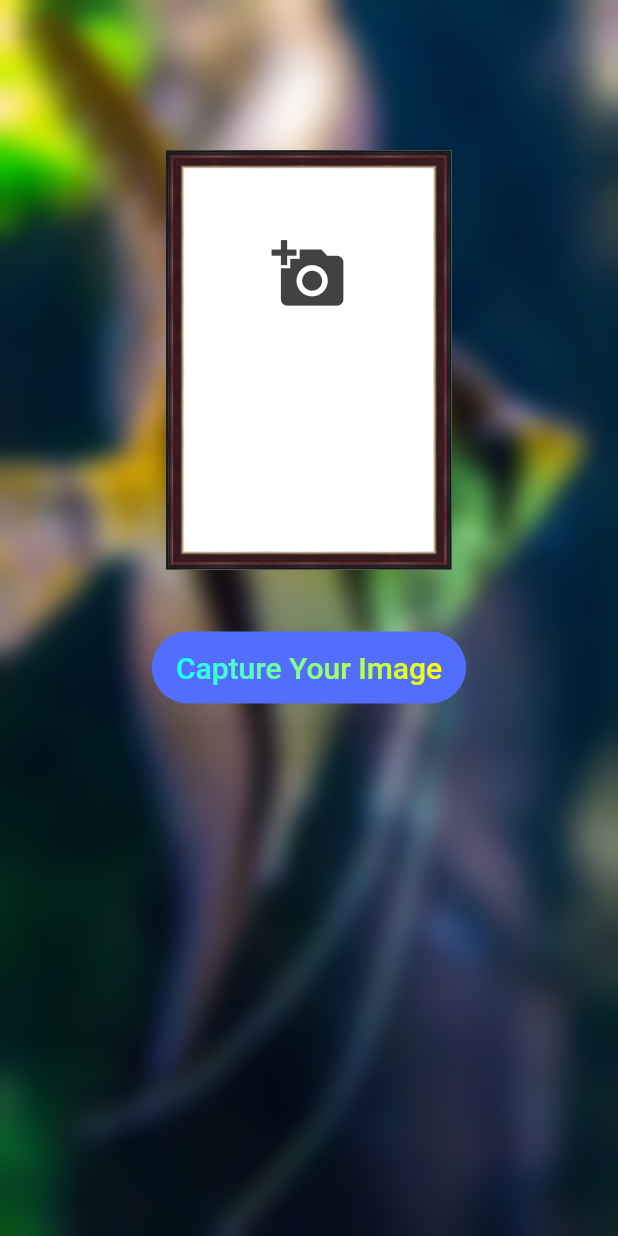
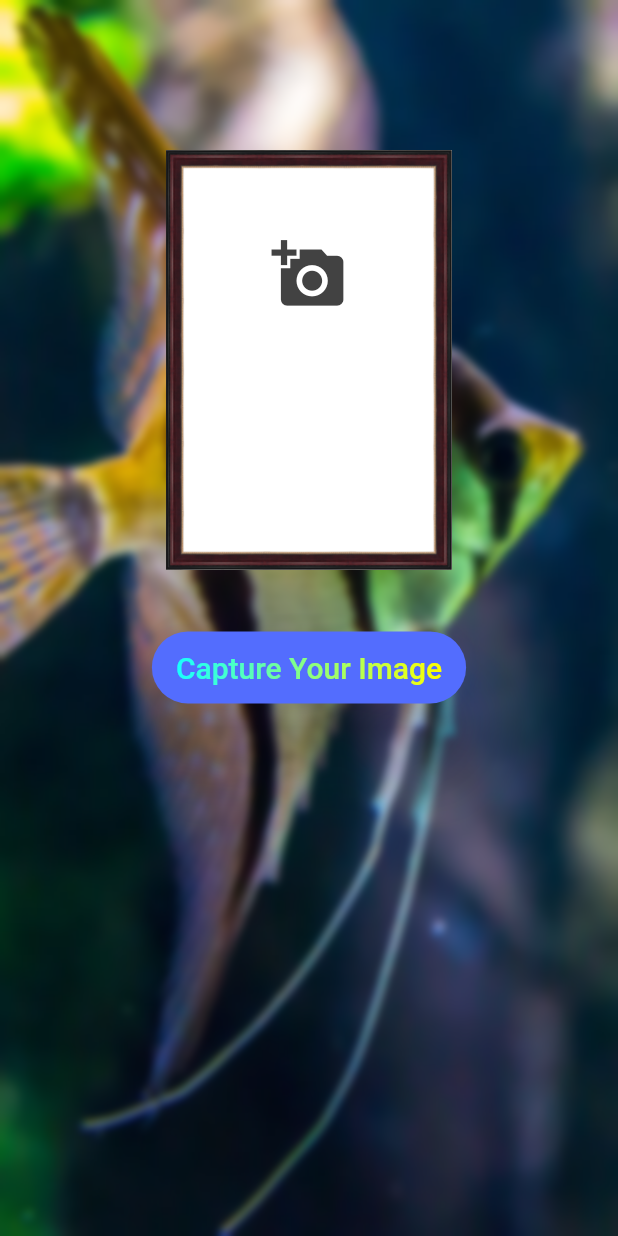
Before and after one commit to AymanHasib/Animal_Detection_Flutter_Application, a Flutter app: the screen it shows after launch, after a tap on "Capture Image", on a phone screen of 412 x 824 dp. Run offline on Flutter 3.47's test engine with Material 2 defaults, Android fonts, the phone set to English and light mode, and no system bars; drawn by our look-alikes of simple_gradient_text; our stand-ins replace animated_text_kit, image_picker; missing offline and left inert: tflite; project files that could hold a hidden picture were left out.

Commit message:
Logo and UI update

```diff
--- a/lib/camera_screen.dart
+++ b/lib/camera_screen.dart
@@ -43,7 +43,7 @@ class _CameraScreenState extends State<CameraScreen> {
           child: Column(
             children: [
               BackdropFilter(
-                filter: ImageFilter.blur(sigmaX: 8.0, sigmaY: 8.0),
+                filter: ImageFilter.blur(sigmaX: 3.0, sigmaY: 3.0),
                 child: Container(
                   color: Colors.transparent,
                 ),
--- a/lib/gallery_screen.dart
+++ b/lib/gallery_screen.dart
@@ -81,7 +81,7 @@ class _GalleryScreenState extends State<GalleryScreen> {
           child: Column(
             children: [
               BackdropFilter(
-                filter: ImageFilter.blur(sigmaX: 8.0, sigmaY: 8.0),
+                filter: ImageFilter.blur(sigmaX: 3.0, sigmaY: 3.0),
                 child: Container(
                   color: Colors.transparent,
                 ),
--- a/lib/home_screen.dart
+++ b/lib/home_screen.dart
@@ -28,7 +28,7 @@ class _HomeScreenState extends State<HomeScreen>
         AnimationController(duration: Duration(seconds: 3), vsync: this);
 
     // animation = CurvedAnimation(parent: controller, curve: Curves.decelerate);
-    animation = ColorTween(begin: Colors.redAccent, end: Colors.greenAccent)
+    animation = ColorTween(begin: Colors.blue, end: Colors.cyanAccent)
         .animate(controller);
 
     controller.forward();
@@ -75,7 +75,7 @@ class _HomeScreenState extends State<HomeScreen>
                     child: TextLiquidFill(
                       text: 'Find Out The Animal',
                       textAlign: TextAlign.center,
-                      waveColor: Colors.black,
+                      waveColor: Colors.yellowAccent,
                       boxBackgroundColor: animation.value,
                       textStyle: TextStyle(
                         fontSize: 35.0,
--- a/lib/main.dart
+++ b/lib/main.dart
@@ -1,6 +1,7 @@
-import 'package:blsd/camera_screen.dart';
-import 'package:blsd/home_screen.dart';
+import 'package:Animal_detection_app/home_screen.dart';
 import 'package:flutter/material.dart';
+
+import 'home_screen.dart';
 
 void main() {
   runApp(BLSDapp());
--- a/pubspec.yaml
+++ b/pubspec.yaml
@@ -1,4 +1,4 @@
-name: blsd
+name: Animal_detection_app
 description: A new Flutter application.
 
 version: 1.0.0+1
```
Also changed, not shown: images/home.jpg (deleted), images/icon.jpg (deleted), images/icon_without_background.png (deleted), images/images.png (deleted), images/splash.png (deleted), 27 other files.
